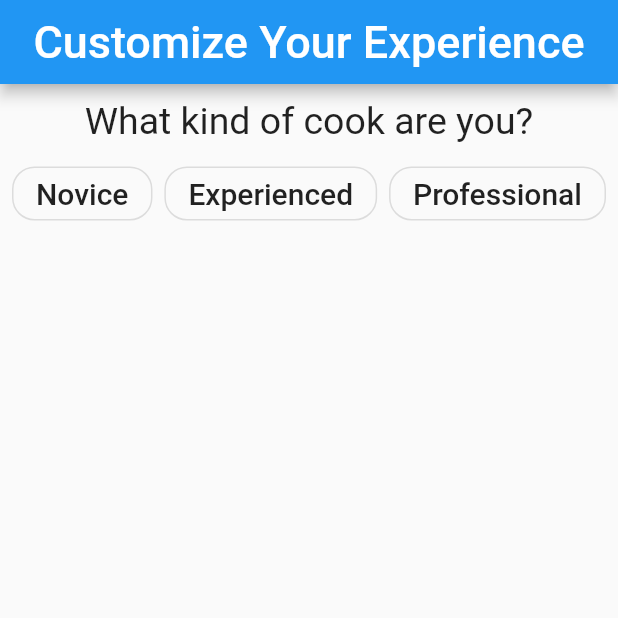
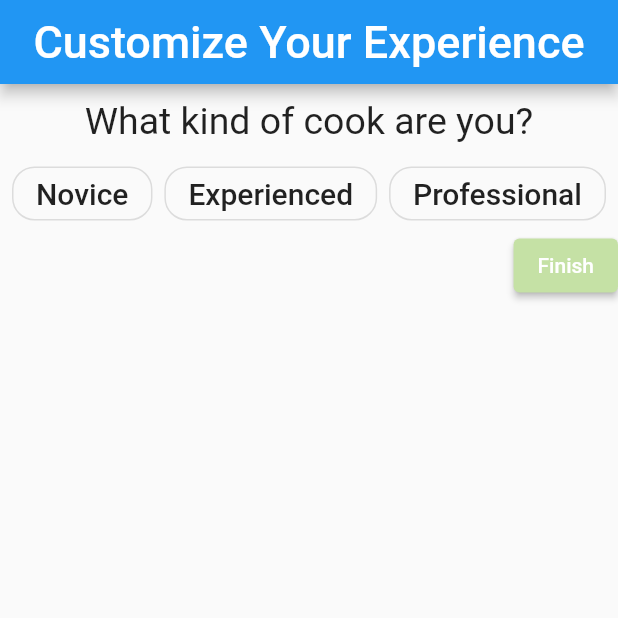
Before and after one commit to Alaurosa/QuicKitchen, a Flutter app: the customize screen opened directly, on a phone screen of 412 x 824 dp, the top half of it. Run offline on Flutter 3.47's test engine with Material 2 defaults, Android fonts, the phone set to English and light mode, and no system bars.

Commit message:
Update cat., home, and signin. Add API http

```diff
--- a/lib/categories.dart
+++ b/lib/categories.dart
@@ -90,6 +90,16 @@ class _customizeState extends State<customize> {
                 ],
               ),
             ),
+            Align(
+              alignment: Alignment.bottomRight,
+              child: ElevatedButton(
+                onPressed: () => home(),
+                child: Text("Finish"),
+                style: ElevatedButton.styleFrom(
+                  primary: Colors.lightGreen.shade200,
+                  onPrimary: Colors.white,),
+              ),
+            )
           ],
         ),
       ),
--- a/lib/home.dart
+++ b/lib/home.dart
@@ -1,4 +1,5 @@
 import 'package:flutter/material.dart';
+
 
 class homePage extends StatefulWidget {
   const homePage({ Key? key }) : super(key: key);
--- a/lib/signin.dart
+++ b/lib/signin.dart
@@ -1,6 +1,8 @@
 import 'package:flutter/material.dart';
 import 'package:simplymakedemo/categories.dart';
 import 'package:simplymakedemo/signup.dart';
+import 'package:http/http.dart';
+
 
 class openAccount extends StatefulWidget {
   const openAccount({ Key? key }) : super(key: key);
--- a/pubspec.yaml
+++ b/pubspec.yaml
@@ -28,6 +28,7 @@ dependencies:
   # The following adds the Cupertino Icons font to your application.
   # Use with the CupertinoIcons class for iOS style icons.
   cupertino_icons: ^1.0.2
+  http: ^0.13.3
 
 dev_dependencies:
   flutter_test:
```
Also changed, not shown: pubspec.lock. Lines whose indentation alone changed are shown as unchanged.
